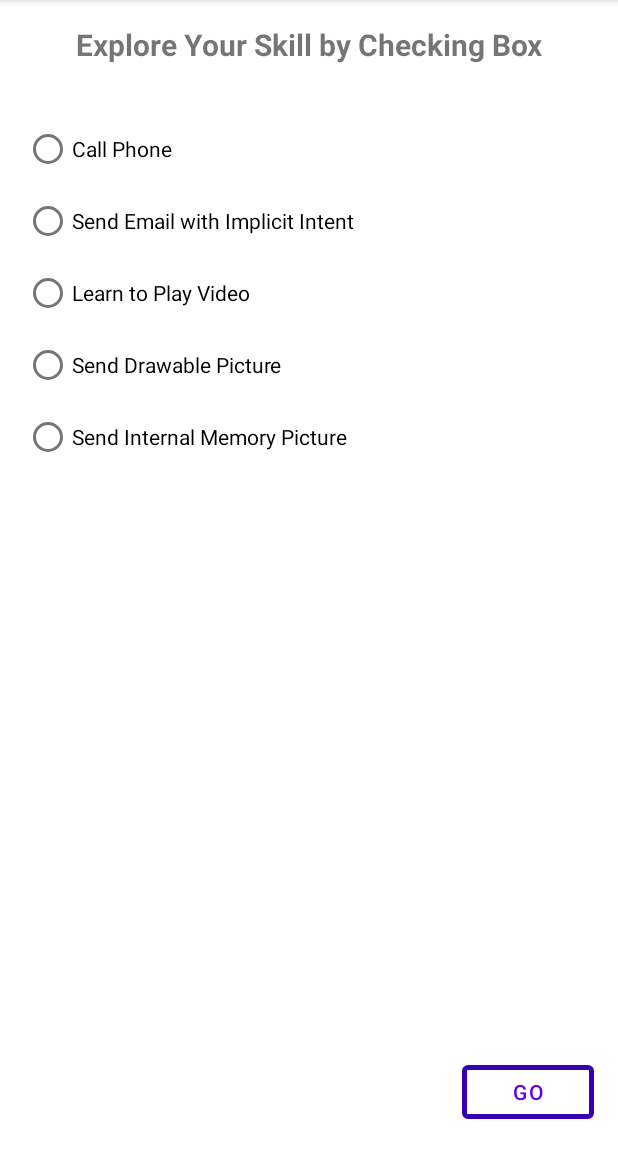
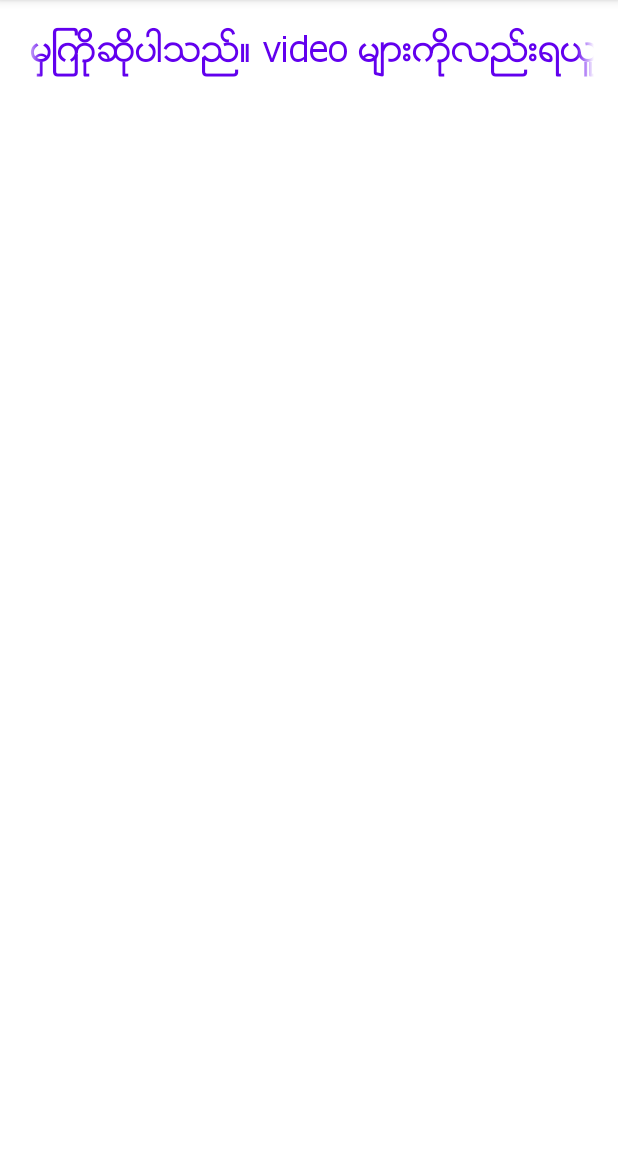
Before and after one commit to TheinmweNaing/android-basic-test, an Android app: the screen it shows after launch (MainActivity before the commit, FlashActivity after it), on a phone screen of 412 x 824 dp, the part 84-1236 px from its top. Run offline under Robolectric (Android 15) with nearby library versions, the phone set to English and light mode, and no system bars.

Commit message:
implement intent action.

```diff
--- a/ActionTest/app/src/main/AndroidManifest.xml
+++ b/ActionTest/app/src/main/AndroidManifest.xml
@@ -2,6 +2,7 @@
 <manifest xmlns:android="http://schemas.android.com/apk/res/android"
     package="com.naing.actiontest">
 
+    <uses-permission android:name="android.permission.CALL_PHONE" />
     <application
         android:allowBackup="true"
         android:icon="@mipmap/ic_launcher"
@@ -9,7 +10,7 @@
         android:roundIcon="@mipmap/ic_launcher_round"
         android:supportsRtl="true"
         android:theme="@style/AppTheme">
-        <activity android:name=".MainActivity">
+        <activity android:name=".FlashActivity">
             <intent-filter>
                 <action android:name="android.intent.action.MAIN" />
 
@@ -17,6 +18,8 @@
             </intent-filter>
         </activity>
         <activity android:name=".kotlin.MainActivity" />
+        <activity android:name=".MainActivity" />
+        <activity android:name=".CallPhoneActivity" />
     </application>
 
 </manifest>
--- /dev/null
+++ b/ActionTest/app/src/main/java/com/naing/actiontest/FlashActivity.java
@@ -0,0 +1,55 @@
+package com.naing.actiontest;
+
+import android.content.Intent;
+import android.graphics.Typeface;
+import android.media.MediaPlayer;
+import android.os.Bundle;
+import android.view.View;
+
+import androidx.annotation.Nullable;
+import androidx.appcompat.app.AppCompatActivity;
+
+import com.naing.actiontest.databinding.FlashActivityBinding;
+
+public class FlashActivity extends AppCompatActivity {
+
+    private FlashActivityBinding binding;
+    private MediaPlayer mp;
+
+    @Override
+    protected void onCreate(@Nullable Bundle savedInstanceState) {
+        super.onCreate(savedInstanceState);
+        binding = FlashActivityBinding.inflate(getLayoutInflater());
+        View view = binding.getRoot();
+        setContentView(view);
+
+        binding.tvSlide.setSelected(true);
+        Typeface tf = Typeface.createFromAsset(getAssets(), "zawgyi.ttf");
+        binding.tvSlide.setTypeface(tf);
+
+        mp = MediaPlayer.create(this, R.raw.sayso);
+        mp.start();
+
+        Thread thread = new Thread(new Runnable() {
+            @Override
+            public void run() {
+                try {
+                    Thread.sleep(10000);
+                } catch (InterruptedException e) {
+                    e.printStackTrace();
+                } finally {
+                    mp.pause();
+                    Intent intent = new Intent(FlashActivity.this, MainActivity.class);
+                    startActivity(intent);
+                }
+            }
+        });
+        thread.start();
+    }
+
+    @Override
+    protected void onPause() {
+        super.onPause();
+        mp.pause();
+    }
+}
--- a/ActionTest/app/src/main/res/layout/activity_main.xml
+++ b/ActionTest/app/src/main/res/layout/activity_main.xml
@@ -22,6 +22,7 @@
         app:layout_constraintTop_toTopOf="parent" />
 
     <RadioGroup
+        android:id="@+id/rdGroup"
         android:layout_width="0dp"
         android:layout_height="wrap_content"
         android:layout_marginTop="32dp"
--- /dev/null
+++ b/ActionTest/app/src/main/res/layout/flash_activity.xml
@@ -0,0 +1,24 @@
+<?xml version="1.0" encoding="utf-8"?>
+<androidx.constraintlayout.widget.ConstraintLayout xmlns:android="http://schemas.android.com/apk/res/android"
+    xmlns:app="http://schemas.android.com/apk/res-auto"
+    android:layout_width="match_parent"
+    android:layout_height="match_parent">
+
+    <TextView
+        android:id="@+id/tvSlide"
+        android:layout_width="0dp"
+        android:layout_height="wrap_content"
+        android:layout_marginStart="16dp"
+        android:layout_marginTop="16dp"
+        android:layout_marginEnd="16dp"
+        android:ellipsize="marquee"
+        android:marqueeRepeatLimit="marquee_forever"
+        android:singleLine="true"
+        android:text="@string/txt_slide"
+        android:textColor="@color/colorPrimary"
+        android:textSize="24sp"
+        android:textStyle="bold"
+        app:layout_constraintEnd_toEndOf="parent"
+        app:layout_constraintStart_toStartOf="parent"
+        app:layout_constraintTop_toTopOf="parent" />
+</androidx.constraintlayout.widget.ConstraintLayout>
--- a/ActionTest/app/src/main/res/values/strings.xml
+++ b/ActionTest/app/src/main/res/values/strings.xml
@@ -7,4 +7,8 @@
     <string name="radio_send_picture">Send Drawable Picture</string>
     <string name="radio_internal_memory">Send Internal Memory Picture</string>
     <string name="btn_go">GO</string>
+    <string name="txt_slide">Android Developer School မွျကိုဆိုပါသည္။ video မ်ားကိုလည္းရယူႏိုင္ပါသည္။</string>
+    <string name="hint">Enter Text</string>
+    <string name="btn_call_phone">Call Phone</string>
+    <string name="btn_check_bill">Check Bill</string>
 </resources>
--- a/ActionTest/app/src/main/res/values/styles.xml
+++ b/ActionTest/app/src/main/res/values/styles.xml
@@ -6,6 +6,9 @@
         <item name="colorPrimary">@color/colorPrimary</item>
         <item name="colorPrimaryDark">@color/colorPrimaryDark</item>
         <item name="colorAccent">@color/colorAccent</item>
+        <item name="textInputStyle">@style/Widget.MaterialComponents.TextInputLayout.OutlinedBox
+        </item>
+        <item name="editTextStyle">@style/Widget.MaterialComponents.TextInputEditText.OutlinedBox
+        </item>
     </style>
-
 </resources>
```
Also changed, not shown: ActionTest/app/src/main/java/com/naing/actiontest/CallPhoneActivity.java (added, +56 -0 lines), ActionTest/app/src/main/java/com/naing/actiontest/MainActivity.java (+31 -1 lines), ActionTest/app/src/main/res/layout/activity_call_phone.xml (added, +50 -0 lines), ActionTest/app/src/main/assets/zawgyi.ttf (added), 1 other file.
